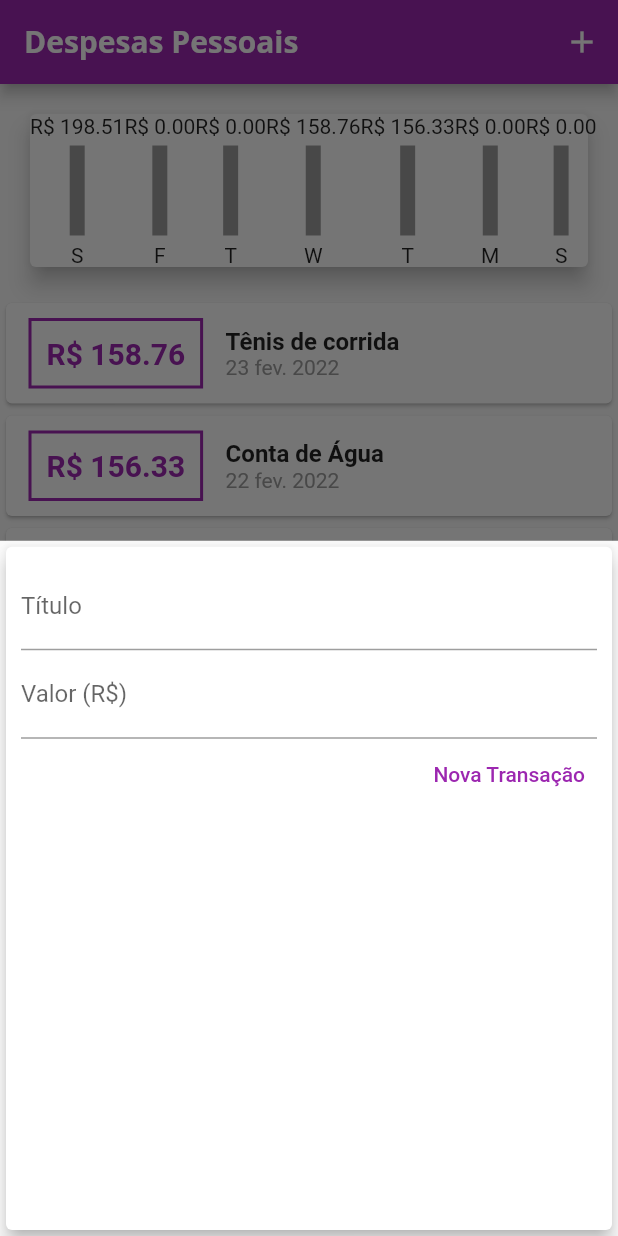
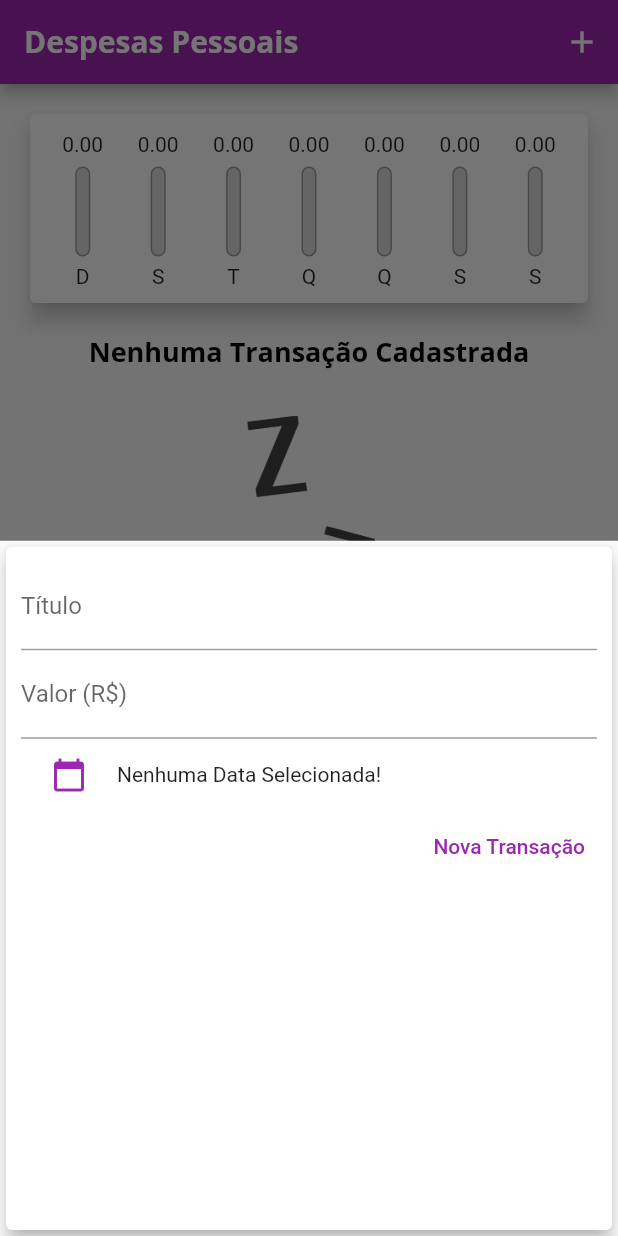
Before and after one commit to ravelsoares/expenses, a Flutter app: the screen it shows after launch, after a tap on the "add" icon, on a phone screen of 412 x 824 dp. Run offline on Flutter 3.47's test engine with Material 2 defaults, Android fonts, the phone set to English and light mode, and no system bars.

Commit message:
Mostrando gráfico de Gastos

```diff
--- a/lib/components/chart.dart
+++ b/lib/components/chart.dart
@@ -26,29 +26,39 @@ class Chart extends StatelessWidget {
         }
       }
 
-      print(DateFormat.E('pt_br').format(weekDay)[0].toUpperCase());
-      print(totalSum);
-
       return {
-        'day': DateFormat.E().format(weekDay)[0],
+        'day': DateFormat.E('pt_br').format(weekDay)[0].toUpperCase(),
         'value': totalSum,
       };
+    }).reversed.toList();
+  }
+
+  double get _weekTotalValue {
+    return groupedTransactions.fold(0, (sum, transaction) {
+      return sum + (transaction['value'] as double);
     });
   }
 
   @override
   Widget build(BuildContext context) {
-    groupedTransactions;
     return Card(
       elevation: 6,
       margin: const EdgeInsets.all(20),
-      child: Row(
-        children: groupedTransactions.map((tr) {
-          return ChartBar(
-              label: tr['day'].toString(),
-              value: tr['value'] as double,
-              percentage: 0.5);
-        }).toList(),
+      child: Padding(
+        padding: const EdgeInsets.all(10),
+        child: Row(
+          mainAxisAlignment: MainAxisAlignment.spaceAround,
+          children: groupedTransactions.map((tr) {
+            return Flexible(
+              fit: FlexFit.tight,
+              child: ChartBar(
+                label: tr['day'].toString(),
+                value: tr['value'] as double,
+                percentage: (tr['value'] as double) / _weekTotalValue,
+              ),
+            );
+          }).toList(),
+        ),
       ),
     );
   }
--- a/lib/components/chart_bar.dart
+++ b/lib/components/chart_bar.dart
@@ -10,21 +10,51 @@ class ChartBar extends StatelessWidget {
 
   final String label;
   final double value;
-  final double percentage;
+  final double? percentage;
 
   @override
   Widget build(BuildContext context) {
     return Column(
       children: [
-        Text('R\$ ${value.toStringAsFixed(2)}'),
-        SizedBox(height: 5),
+        Container(
+          height: 20,
+          child: Center(
+            child: FittedBox(
+              child: Text(value.toStringAsFixed(2)),
+            ),
+          ),
+        ),
+        const SizedBox(height: 5),
         Container(
           height: 60,
           width: 10,
-          color: Colors.grey,
+          child: Stack(
+            alignment: Alignment.bottomCenter,
+            children: [
+              Container(
+                decoration: BoxDecoration(
+                  border: Border.all(
+                    color: Colors.grey,
+                    width: 1.0,
+                  ),
+                  color: const Color.fromRGBO(220, 220, 220, 1),
+                  borderRadius: BorderRadius.circular(5),
+                ),
+              ),
+              FractionallySizedBox(
+                heightFactor: percentage! > 0.0 ? percentage : 0.0,
+                child: Container(
+                  decoration: BoxDecoration(
+                    color: Colors.red,
+                    borderRadius: BorderRadius.circular(5),
+                  ),
+                ),
+              ),
+            ],
+          ),
         ),
         SizedBox(height: 5),
-        Text('${label}'),
+        Text(label),
       ],
     );
   }
--- a/lib/components/transaction_form.dart
+++ b/lib/components/transaction_form.dart
@@ -44,6 +44,15 @@ class _TransactionFormState extends State<TransactionForm> {
               onSubmitted: (_) => _submitForm(),
             ),
             Row(
+              children: [
+                TextButton(
+                  onPressed: () {},
+                  child: Icon(Icons.calendar_today),
+                ),
+                Text('Nenhuma Data Selecionada!'),
+              ],
+            ),
+            Row(
               mainAxisAlignment: MainAxisAlignment.end,
               children: [
                 TextButton(
--- a/lib/components/transaction_list.dart
+++ b/lib/components/transaction_list.dart
@@ -11,54 +11,37 @@ class TransactionList extends StatelessWidget {
   @override
   Widget build(BuildContext context) {
     return SizedBox(
-      height: 300,
+      height: MediaQuery.of(context).size.height,
       child: transactions.isEmpty
           ? const WithoutTransactions()
           : ListView.builder(
               itemCount: transactions.length,
               itemBuilder: (context, index) {
                 return Card(
-                  child: Row(
-                    children: [
-                      Container(
+                  elevation: 5,
+                  margin:
+                      const EdgeInsets.symmetric(horizontal: 5, vertical: 8),
+                  child: ListTile(
+                    leading: CircleAvatar(
+                      backgroundColor: Theme.of(context).primaryColor,
+                      radius: 30,
+                      child: Padding(
+                        padding: EdgeInsets.all(6),
+                        child: FittedBox(
                             child: Text(
-                          'R\$ ${transactions[index].value.toStringAsFixed(2)}',
-                          style: TextStyle(
-                            fontSize: 20,
-                            fontWeight: FontWeight.bold,
-                            color: Theme.of(context).primaryColor,
+                          'R\$ ${transactions[index].value.toString()}',
+                          style: TextStyle(color: Colors.white),
+                        )),
                       ),
                     ),
-                        margin: const EdgeInsets.symmetric(
-                            horizontal: 15, vertical: 10),
-                        decoration: BoxDecoration(
-                          border: Border.all(
-                            color: Theme.of(context).primaryColor,
-                            width: 2,
+                    title: Text(
+                      transactions[index].title,
+                      style: Theme.of(context).textTheme.headline6,
                     ),
-                        ),
-                        padding: const EdgeInsets.all(10),
-                      ),
-                      Column(
-                        crossAxisAlignment: CrossAxisAlignment.start,
-                        children: [
-                          Text(
-                            transactions[index].title,
-                            style: const TextStyle(
-                              fontSize: 16,
-                              fontWeight: FontWeight.bold,
-                            ),
-                          ),
-                          Text(
+                    subtitle: Text(
                       DateFormat('d MMM y', 'pt_br')
                           .format(transactions[index].date),
-                            style: const TextStyle(
-                              color: Colors.grey,
                     ),
-                          ),
-                        ],
-                      ),
-                    ],
                   ),
                 );
               }),
--- a/lib/screens/home_screen.dart
+++ b/lib/screens/home_screen.dart
@@ -14,24 +14,18 @@ class HomeScreen extends StatefulWidget {
 
 class _HomeScreenState extends State<HomeScreen> {
   final List<Transaction> _transactions = [
-    Transaction(
-      id: 't0',
-      title: 'Tênis de corrida',
-      value: 158.76,
+    /*Transaction(
+      id: 't1',
+      title: 'Conta de Luz',
+      value: 87.21,
       date: DateTime.now().subtract(Duration(days: 3)),
     ),
     Transaction(
-      id: 't1',
-      title: 'Conta de Água',
-      value: 156.33,
-      date: DateTime.now().subtract(Duration(days: 4)),
-    ),
-    Transaction(
       id: 't2',
-      title: 'Conta de luz',
-      value: 198.51,
-      date: DateTime.now(),
-    ),
+      title: 'Lanche',
+      value: 20.00,
+      date: DateTime.now().subtract(Duration(days: 5)),
+    ),*/
   ];
 
   List<Transaction> get _recentTransaction {
```
Lines whose indentation alone changed are shown as unchanged.
